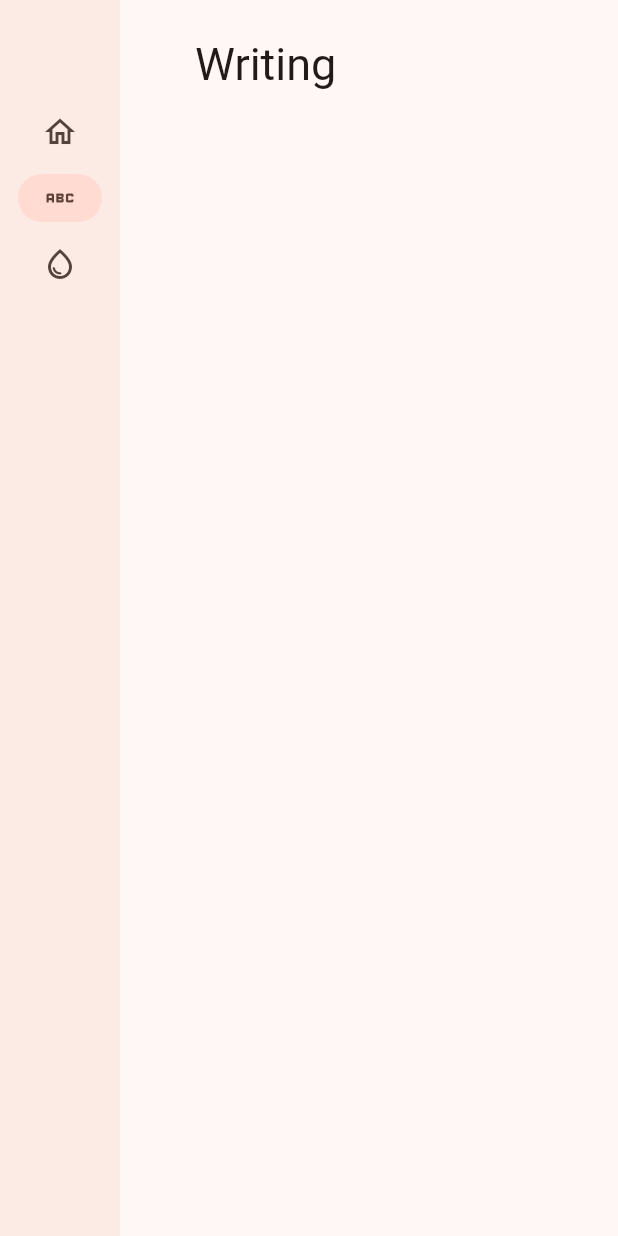
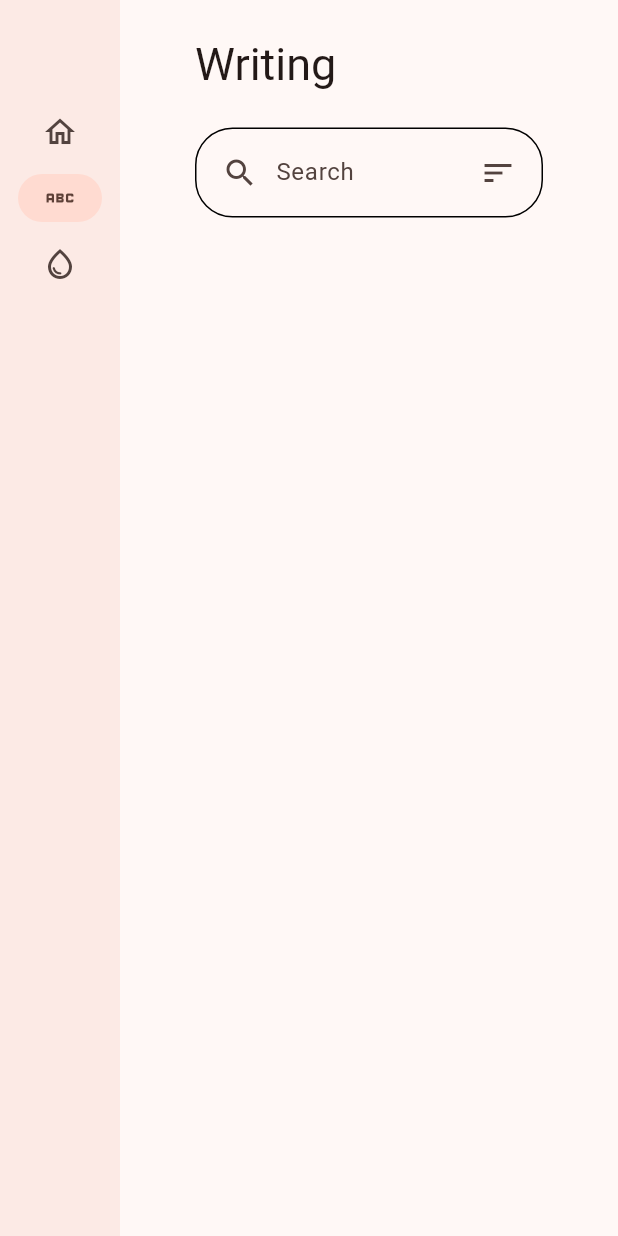
Before and after one commit to ProfessorAtomicManiac/Deep, a Flutter app: the screen it shows after launch, after a tap on "Dashboard", after a tap on "Writing", on a phone screen of 412 x 824 dp. Run offline on Flutter 3.47's test engine with Material 3 defaults, Android fonts, the light colour scheme and no system bars; our stand-ins replace audioplayers, google_fonts.

Commit message:
added search bar (ui)

```diff
--- a/lib/writing.dart
+++ b/lib/writing.dart
@@ -1,13 +1,80 @@
 import 'package:flutter/material.dart';
 
-class WritingPage extends StatelessWidget {
+class WritingPage extends StatefulWidget {
   const WritingPage({super.key});
 
   @override
+  State<WritingPage> createState() => _WritingPageState();
+}
+
+class _WritingPageState extends State<WritingPage> {
+  final TextEditingController _controller = TextEditingController();
+  bool textfieldHasText = false;
+  late FocusNode focusNode;
+
+  @override
+  void initState() {
+    super.initState();
+    _controller.addListener(() => _handleInput());
+    focusNode = FocusNode();
+  }
+
+  @override
+  void dispose() {
+    _controller.dispose();
+    focusNode.dispose();
+    super.dispose();
+  }
+
+  void _handleInput() {
+    setState(() => textfieldHasText = _controller.text.isNotEmpty);
+  }
+
+  @override
   Widget build(BuildContext context) {
-    return const Column(
+    return Column(
       children: [
+        // search bar
 
+        Container(
+          padding: const EdgeInsets.all(5),
+          decoration: BoxDecoration(
+            border: Border.all(),
+            borderRadius: const BorderRadius.all(Radius.circular(25)),
+          ),
+          child: Row(
+            mainAxisAlignment: MainAxisAlignment.center,
+            crossAxisAlignment: CrossAxisAlignment.center,
+            children: [
+              IconButton(
+                icon: const Icon(Icons.search),
+                onPressed: () {},
+              ),
+              Expanded(
+                child: TextField(
+                  focusNode: focusNode,
+                  textAlignVertical: TextAlignVertical.center,
+                  decoration: const InputDecoration.collapsed(
+                    hintText: "Search",
+                    border: InputBorder.none,
+                  ),
+                  controller: _controller,
+                  //style: TextStyle(fontSize: 24),
+                ),
+              ),
+              textfieldHasText ? IconButton(icon: const Icon(Icons.cancel), onPressed: () {
+                setState(() => _controller.text = "");
+                focusNode.requestFocus();
+              }) : const SizedBox(),
+              IconButton(
+                icon: const Icon(Icons.sort),
+                onPressed: () {},
+              )
+            ],
+          ),
+        ),
+
+        // header
       ],
     );
   }
```
